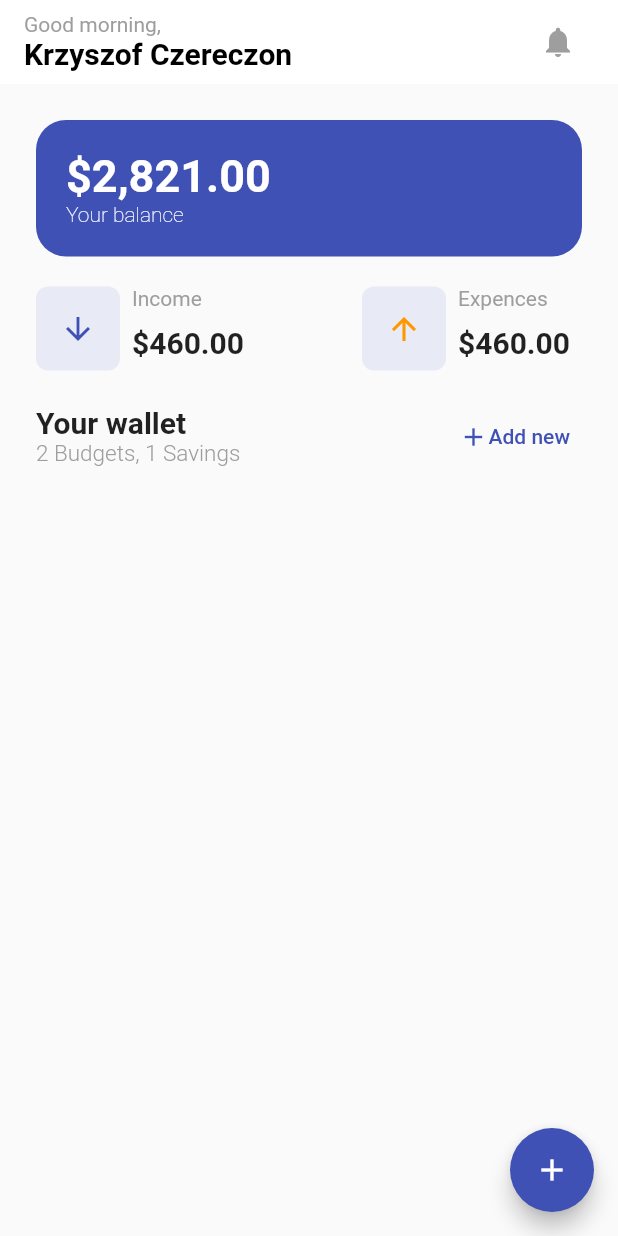
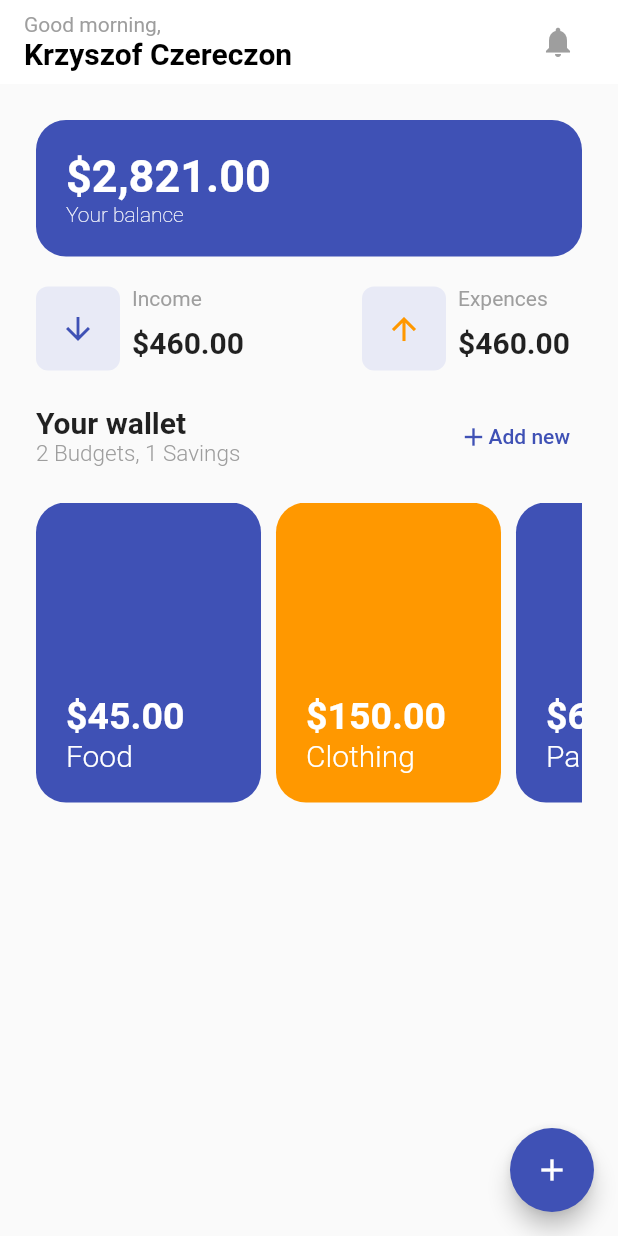
Before and after one commit to kczereczon/budgetapp_flutter, a Flutter app: the screen it shows after launch, on a phone screen of 412 x 824 dp. Run offline on Flutter 3.47's test engine with Material 2 defaults, Android fonts, the phone set to English and light mode, and no system bars.

Commit message:
added list

```diff
--- a/lib/main.dart
+++ b/lib/main.dart
@@ -252,6 +252,101 @@ class _MyHomePageState extends State<MyHomePage> {
             const SizedBox(
               height: 20,
             ),
+            SizedBox(
+                height: 200,
+                child: ListView(
+                  scrollDirection: Axis.horizontal,
+                  children: [
+                    Container(
+                      width: 150,
+                      height: 100,
+                      padding: EdgeInsets.all(20),
+                      decoration: BoxDecoration(
+                          borderRadius: BorderRadius.all(Radius.circular(20)),
+                          color: Colors.indigo),
+                      child: Column(
+                        mainAxisAlignment: MainAxisAlignment.end,
+                        crossAxisAlignment: CrossAxisAlignment.start,
+                        children: [
+                          Text(
+                            "\$45.00",
+                            style: TextStyle(
+                                color: Colors.white,
+                                fontSize: 25,
+                                fontWeight: FontWeight.bold),
+                          ),
+                          Text(
+                            "Food",
+                            style: TextStyle(
+                                color: Colors.white,
+                                fontSize: 20,
+                                fontWeight: FontWeight.w300),
+                          )
+                        ],
+                      ),
+                    ),
+                    SizedBox(
+                      width: 10,
+                    ),
+                    Container(
+                      width: 150,
+                      height: 100,
+                      padding: EdgeInsets.all(20),
+                      decoration: BoxDecoration(
+                          borderRadius: BorderRadius.all(Radius.circular(20)),
+                          color: Colors.orange),
+                      child: Column(
+                        mainAxisAlignment: MainAxisAlignment.end,
+                        crossAxisAlignment: CrossAxisAlignment.start,
+                        children: [
+                          Text(
+                            "\$150.00",
+                            style: TextStyle(
+                                color: Colors.white,
+                                fontSize: 25,
+                                fontWeight: FontWeight.bold),
+                          ),
+                          Text(
+                            "Clothing",
+                            style: TextStyle(
+                                color: Colors.white,
+                                fontSize: 20,
+                                fontWeight: FontWeight.w300),
+                          )
+                        ],
+                      ),
+                    ),
+                    SizedBox(width: 10,),
+                    Container(
+                      width: 150,
+                      height: 100,
+                      padding: EdgeInsets.all(20),
+                      decoration: BoxDecoration(
+                          borderRadius: BorderRadius.all(Radius.circular(20)),
+                          color: Colors.indigo),
+                      child: Column(
+                        mainAxisAlignment: MainAxisAlignment.end,
+                        crossAxisAlignment: CrossAxisAlignment.start,
+                        children: [
+                          Text(
+                            "\$60.00",
+                            style: TextStyle(
+                                color: Colors.white,
+                                fontSize: 25,
+                                fontWeight: FontWeight.bold),
+                          ),
+                          Text(
+                            "Parking",
+                            style: TextStyle(
+                                color: Colors.white,
+                                fontSize: 20,
+                                fontWeight: FontWeight.w300),
+                          )
+                        ],
+                      ),
+                    ),
+                  ],
+                ))
           ],
         ),
       ),
--- a/pubspec.yaml
+++ b/pubspec.yaml
@@ -58,6 +58,8 @@ flutter:
   # included with your application, so that you can use the icons in
   # the material Icons class.
   uses-material-design: true
+  assets:
+    - images/liquid-cheese.png
 
   # To add assets to your application, add an assets section, like this:
   # assets:
```
Also changed, not shown: images/liquid-cheese.png (added).
